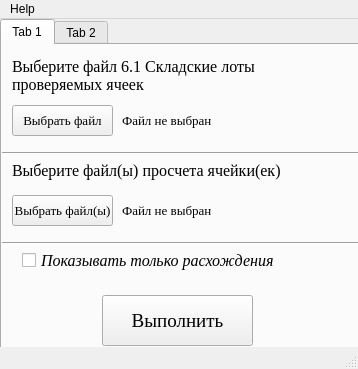
Before: the Qt Designer form untitled.ui in MikhailFrushkin/Storage-programs, drawn with Qt 5.
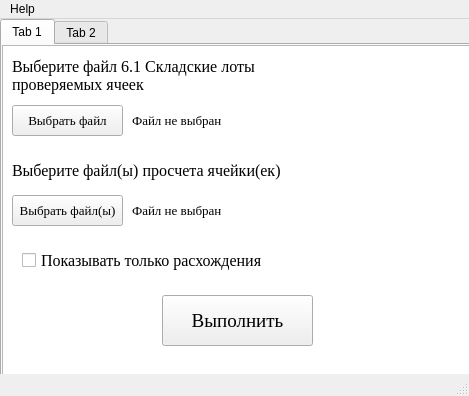
After: the same form once the commit is applied. The open tabs and pages were chosen to show the change.

```diff
--- a/untitled.ui
+++ b/untitled.ui
@@ -6,8 +6,8 @@
    <rect>
     <x>0</x>
     <y>0</y>
-    <width>358</width>
-    <height>369</height>
+    <width>469</width>
+    <height>396</height>
    </rect>
   </property>
   <property name="windowTitle">
@@ -19,7 +19,7 @@
      <rect>
       <x>0</x>
       <y>0</y>
-      <width>361</width>
+      <width>471</width>
       <height>361</height>
      </rect>
     </property>
@@ -36,7 +36,7 @@
      <widget class="QPushButton" name="pushButton_3">
       <property name="geometry">
        <rect>
-        <x>100</x>
+        <x>160</x>
         <y>250</y>
         <width>151</width>
         <height>51</height>
@@ -57,9 +57,9 @@
      <widget class="QLabel" name="label_3">
       <property name="geometry">
        <rect>
-        <x>120</x>
+        <x>130</x>
         <y>60</y>
-        <width>231</width>
+        <width>221</width>
         <height>31</height>
        </rect>
       </property>
@@ -67,6 +67,11 @@
        <font>
         <family>Times New Roman</family>
         <pointsize>10</pointsize>
+        <weight>50</weight>
+        <italic>false</italic>
+        <bold>false</bold>
+        <underline>false</underline>
+        <strikeout>false</strikeout>
        </font>
       </property>
       <property name="text">
@@ -81,7 +86,7 @@
        <rect>
         <x>10</x>
         <y>60</y>
-        <width>101</width>
+        <width>111</width>
         <height>31</height>
        </rect>
       </property>
@@ -121,9 +126,9 @@
      <widget class="QLabel" name="label_5">
       <property name="geometry">
        <rect>
-        <x>120</x>
+        <x>130</x>
         <y>150</y>
-        <width>231</width>
+        <width>221</width>
         <height>31</height>
        </rect>
       </property>
@@ -131,6 +136,11 @@
        <font>
         <family>Times New Roman</family>
         <pointsize>10</pointsize>
+        <weight>50</weight>
+        <italic>false</italic>
+        <bold>false</bold>
+        <underline>false</underline>
+        <strikeout>false</strikeout>
        </font>
       </property>
       <property name="text">
@@ -153,7 +163,11 @@
        <font>
         <family>Times New Roman</family>
         <pointsize>12</pointsize>
-        <italic>true</italic>
+        <weight>50</weight>
+        <italic>false</italic>
+        <bold>false</bold>
+        <underline>false</underline>
+        <strikeout>false</strikeout>
        </font>
       </property>
       <property name="text">
@@ -165,7 +179,7 @@
        <rect>
         <x>10</x>
         <y>150</y>
-        <width>101</width>
+        <width>111</width>
         <height>31</height>
        </rect>
       </property>
@@ -201,32 +215,25 @@
        <enum>Qt::AutoText</enum>
       </property>
      </widget>
-     <widget class="Line" name="line">
+     <widget class="QGraphicsView" name="graphicsView">
       <property name="geometry">
        <rect>
         <x>0</x>
-        <y>100</y>
-        <width>361</width>
-        <height>16</height>
+        <y>0</y>
+        <width>471</width>
+        <height>341</height>
        </rect>
       </property>
-      <property name="orientation">
-       <enum>Qt::Horizontal</enum>
-      </property>
      </widget>
-     <widget class="Line" name="line_2">
-      <property name="geometry">
-       <rect>
-        <x>0</x>
-        <y>190</y>
-        <width>361</width>
-        <height>16</height>
-       </rect>
-      </property>
-      <property name="orientation">
-       <enum>Qt::Horizontal</enum>
-      </property>
-     </widget>
+     <zorder>graphicsView</zorder>
+     <zorder>pushButton_3</zorder>
+     <zorder>label_3</zorder>
+     <zorder>pushButton</zorder>
+     <zorder>label</zorder>
+     <zorder>label_5</zorder>
+     <zorder>checkBox</zorder>
+     <zorder>pushButton_2</zorder>
+     <zorder>label_2</zorder>
     </widget>
     <widget class="QWidget" name="tab_2">
      <attribute name="title">
@@ -414,7 +421,7 @@
     <rect>
      <x>0</x>
      <y>0</y>
-     <width>358</width>
+     <width>469</width>
      <height>21</height>
     </rect>
    </property>
```
Left out of the diff: 51 changed lines with no effect on the pictures.
